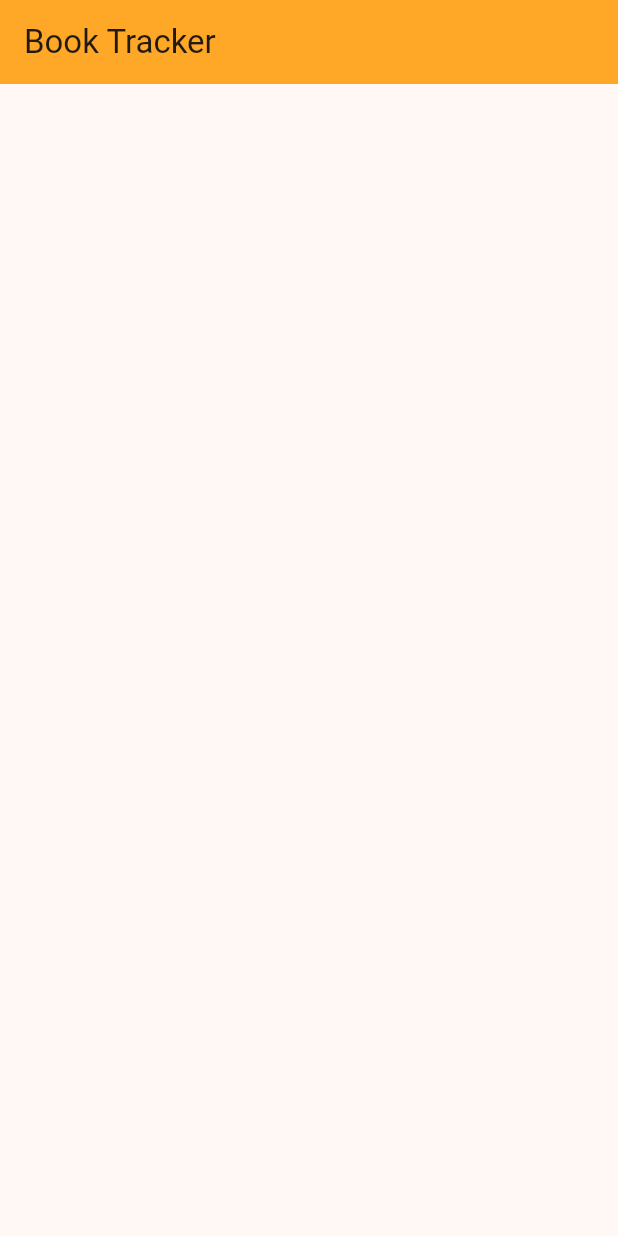
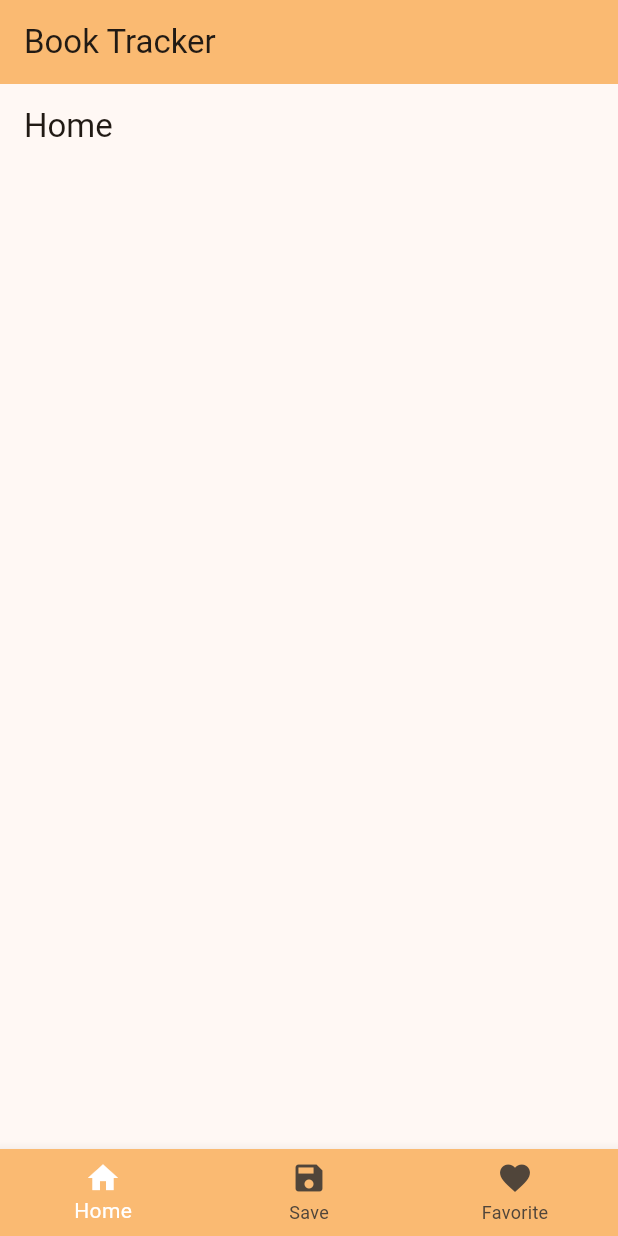
Before and after one commit to Hash001001/Book-Tracker, a Flutter app: the screen it shows after launch, on a phone screen of 412 x 824 dp. Run offline on Flutter 3.47's test engine with Material 3 defaults, Android fonts, the phone set to English and light mode, and no system bars.

Commit message:
- Implemented bottom navigation bar - created Book json model class - created bottom navigation screens

```diff
--- a/lib/home.dart
+++ /dev/null
@@ -1,15 +0,0 @@
-import 'package:flutter/material.dart';
-
-class Home extends StatelessWidget {
-  const Home({super.key});
-
-  @override
-  Widget build(BuildContext context) {
-    return Scaffold(
-      appBar: AppBar(
-        title: Text("Book Tracker"),
-        backgroundColor: Colors.orange[400],
-      ),
-    );
-  }
-}
--- /dev/null
+++ b/lib/models/book.dart
@@ -0,0 +1,96 @@
+class Book {
+  final int numFound;
+  final int start;
+  final bool numFoundExact;
+  final int num_found;
+  final String documentation_url;
+  final String q;
+  final dynamic offset;
+  final List<Docs> docs;
+
+  Book({required this.numFound, required this.start, required this.numFoundExact, required this.num_found, required this.documentation_url, required this.q, required this.offset, required this.docs});
+
+  factory Book.fromJson(Map<String, dynamic> json) => Book(
+    numFound: json['numFound'] as int,
+    start: json['start'] as int,
+    numFoundExact: json['numFoundExact'] as bool,
+    num_found: json['num_found'] as int,
+    documentation_url: json['documentation_url'] as String,
+    q: json['q'] as String,
+    offset: json['offset'],
+    docs: (json['docs'] as List).map((e) => Docs.fromJson(e as Map<String, dynamic>)).toList()
+  );
+
+  Map<String, dynamic> toJson() => {
+    'numFound': numFound,
+    'start': start,
+    'numFoundExact': numFoundExact,
+    'num_found': num_found,
+    'documentation_url': documentation_url,
+    'q': q,
+    'offset': offset,
+    'docs': docs.map((e) => e.toJson()).toList()
+  };
+}
+
+class Docs {
+  final List<String> author_key;
+  final List<String> author_name;
+  final String cover_edition_key;
+  final int cover_i;
+  final String ebook_access;
+  final int edition_count;
+  final int first_publish_year;
+  final bool has_fulltext;
+  final List<String> ia;
+  final List<String> ia_collection;
+  final String key;
+  final List<String> language;
+  final String lending_edition_s;
+  final String lending_identifier_s;
+  final bool public_scan_b;
+  final String title;
+  final List<String> id_standard_ebooks;
+
+  Docs({required this.author_key, required this.author_name, required this.cover_edition_key, required this.cover_i, required this.ebook_access, required this.edition_count, required this.first_publish_year, required this.has_fulltext, required this.ia, required this.ia_collection, required this.key, required this.language, required this.lending_edition_s, required this.lending_identifier_s, required this.public_scan_b, required this.title, required this.id_standard_ebooks});
+
+  factory Docs.fromJson(Map<String, dynamic> json) => Docs(
+    author_key: List<String>.from(json['author_key']),
+    author_name: List<String>.from(json['author_name']),
+    cover_edition_key: json['cover_edition_key'] as String,
+    cover_i: json['cover_i'] as int,
+    ebook_access: json['ebook_access'] as String,
+    edition_count: json['edition_count'] as int,
+    first_publish_year: json['first_publish_year'] as int,
+    has_fulltext: json['has_fulltext'] as bool,
+    ia: List<String>.from(json['ia']),
+    ia_collection: List<String>.from(json['ia_collection']),
+    key: json['key'] as String,
+    language: List<String>.from(json['language']),
+    lending_edition_s: json['lending_edition_s'] as String,
+    lending_identifier_s: json['lending_identifier_s'] as String,
+    public_scan_b: json['public_scan_b'] as bool,
+    title: json['title'] as String,
+    id_standard_ebooks: List<String>.from(json['id_standard_ebooks'])
+  );
+
+  Map<String, dynamic> toJson() => {
+    'author_key': author_key,
+    'author_name': author_name,
+    'cover_edition_key': cover_edition_key,
+    'cover_i': cover_i,
+    'ebook_access': ebook_access,
+    'edition_count': edition_count,
+    'first_publish_year': first_publish_year,
+    'has_fulltext': has_fulltext,
+    'ia': ia,
+    'ia_collection': ia_collection,
+    'key': key,
+    'language': language,
+    'lending_edition_s': lending_edition_s,
+    'lending_identifier_s': lending_identifier_s,
+    'public_scan_b': public_scan_b,
+    'title': title,
+    'id_standard_ebooks': id_standard_ebooks
+  };
+}
--- /dev/null
+++ b/lib/screens/favorites_screen.dart
@@ -0,0 +1,19 @@
+import 'package:flutter/material.dart';
+
+class FavoritesScreen extends StatefulWidget {
+  const FavoritesScreen({super.key});
+
+  @override
+  State<FavoritesScreen> createState() => _FavoritesScreenState();
+}
+
+class _FavoritesScreenState extends State<FavoritesScreen> {
+  @override
+  Widget build(BuildContext context) {
+    return Scaffold(
+      appBar: AppBar(
+        title: Text("Favorites"),
+      ),
+    );
+  }
+}
--- /dev/null
+++ b/lib/screens/home_screen.dart
@@ -0,0 +1,19 @@
+import 'package:flutter/material.dart';
+
+class HomeScreen extends StatefulWidget {
+  const HomeScreen({super.key});
+
+  @override
+  State<HomeScreen> createState() => _HomeScreenState();
+}
+
+class _HomeScreenState extends State<HomeScreen> {
+  @override
+  Widget build(BuildContext context) {
+    return Scaffold(
+      appBar: AppBar(
+        title: Text("Home"),
+      ),
+    );
+  }
+}
--- a/lib/screens/main.dart
+++ b/lib/screens/main/main.dart
@@ -1,5 +1,5 @@
 import 'package:flutter/material.dart';
-import 'package:flutter_book_reader/home.dart';
+import 'package:flutter_book_reader/screens/main/main_home.dart';
 
 void main() {
   runApp(const MyApp());
@@ -12,11 +12,12 @@ class MyApp extends StatelessWidget {
   @override
   Widget build(BuildContext context) {
     return MaterialApp(
+      debugShowCheckedModeBanner: false,
       title: 'Flutter Demo',
       theme: ThemeData(
-        colorScheme: .fromSeed(seedColor: Colors.orange[400]!),
+        colorScheme: .fromSeed(seedColor: Colors.orangeAccent),
       ),
-      home: const Home(),
+      home: const MainHome(),
     );
   }
 }
--- /dev/null
+++ b/lib/screens/main/main_home.dart
@@ -0,0 +1,53 @@
+import 'package:flutter/material.dart';
+import 'package:flutter_book_reader/screens/favorites_screen.dart';
+import 'package:flutter_book_reader/screens/home_screen.dart';
+import 'package:flutter_book_reader/screens/save_screen.dart';
+
+class MainHome extends StatefulWidget {
+  const MainHome({super.key});
+
+  @override
+  State<MainHome> createState() => _MainHomeState();
+}
+
+class _MainHomeState extends State<MainHome> {
+  int currentIndex = 0;
+
+  final List<Widget> _screens = [
+    const HomeScreen(),
+    const SavedScreen(),
+    const FavoritesScreen(),
+  ];
+
+  @override
+  Widget build(BuildContext context) {
+    return Scaffold(
+      appBar: AppBar(
+        title: Text("Book Tracker"),
+        backgroundColor: Theme.of(context).colorScheme.inversePrimary,
+      ),
+
+      body: _screens[currentIndex],
+
+      bottomNavigationBar: BottomNavigationBar(
+        currentIndex: currentIndex,
+        backgroundColor: Theme.of(context).colorScheme.inversePrimary,
+        selectedItemColor: Theme.of(context).colorScheme.onPrimary,
+        unselectedItemColor: Theme.of(context).colorScheme.onSurfaceVariant,
+        items: [
+          BottomNavigationBarItem(icon: Icon(Icons.home), label: "Home"),
+          BottomNavigationBarItem(icon: Icon(Icons.save), label: "Save"),
+          BottomNavigationBarItem(
+            icon: Icon(Icons.favorite),
+            label: "Favorite",
+          ),
+        ],
+        onTap: (value) {
+          setState(() {
+            currentIndex = value;
+          });
+        },
+      ),
+    );
+  }
+}
--- /dev/null
+++ b/lib/screens/save_screen.dart
@@ -0,0 +1,19 @@
+import 'package:flutter/material.dart';
+
+class SavedScreen extends StatefulWidget {
+  const SavedScreen({super.key});
+
+  @override
+  State<SavedScreen> createState() => _SavedScreenState();
+}
+
+class _SavedScreenState extends State<SavedScreen> {
+  @override
+  Widget build(BuildContext context) {
+    return Scaffold(
+      appBar: AppBar(
+        title: Text("Saved"),
+      ),
+    );
+  }
+}
```
Also changed, not shown: 1 other file.
